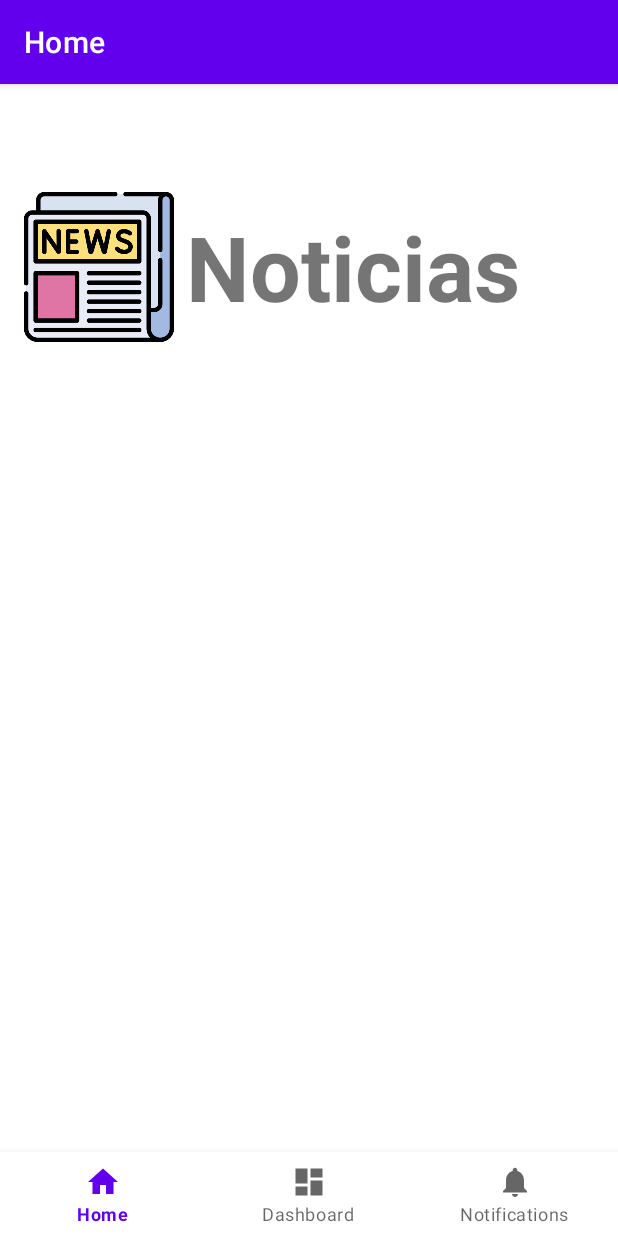
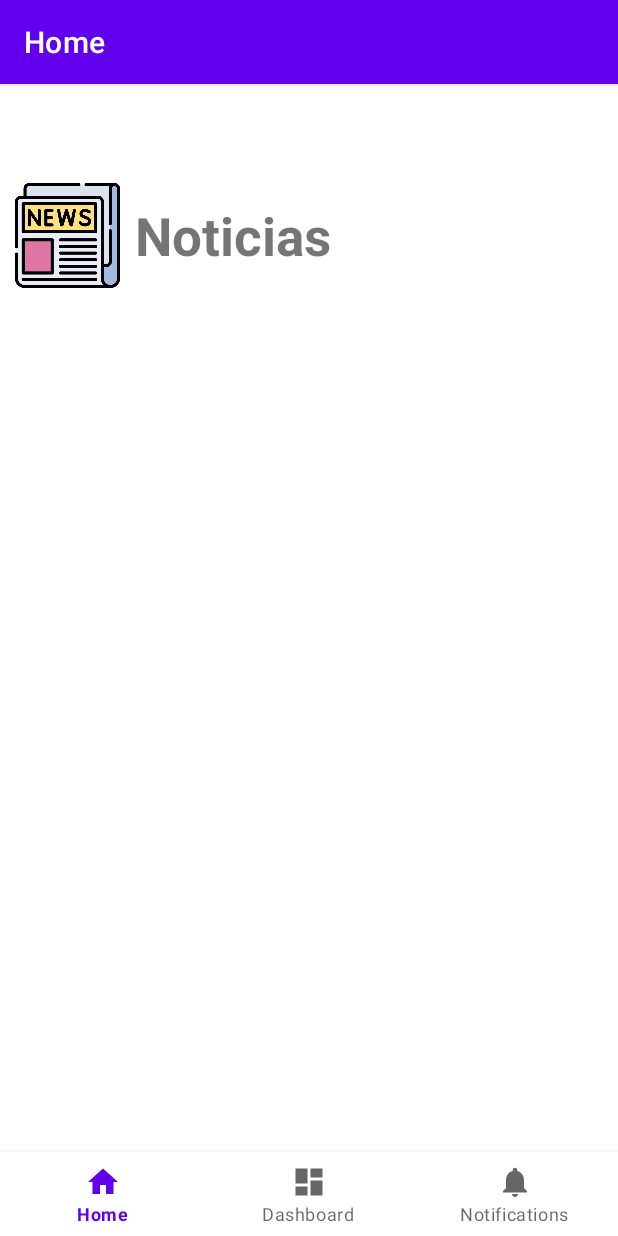
Before and after one commit to Diego-A-G/Mercadito, an Android app: the screen it shows after launch (MainActivity), on a phone screen of 412 x 824 dp. Run offline under Robolectric (Android 15) with nearby library versions, the phone set to English and light mode, and no system bars; our stand-ins replace navigation-ui; 2 statements that could not run were skipped.

Commit message:
se agregan dimens y strings a los xmls

```diff
--- a/app/src/main/res/layout/fragment_home.xml
+++ b/app/src/main/res/layout/fragment_home.xml
@@ -10,7 +10,7 @@
         android:layout_width="0dp"
         android:layout_height="wrap_content"
         android:orientation="horizontal"
-        android:padding="16dp"
+        android:padding="@dimen/fragment_header_padding"
         app:layout_constraintTop_toTopOf="parent"
         app:layout_constraintStart_toStartOf="parent"
         app:layout_constraintEnd_toEndOf="parent">
@@ -18,8 +18,8 @@
         <!-- Icono de noticias -->
         <ImageView
             android:id="@+id/newsIcon"
-            android:layout_width="100dp"
-            android:layout_height="100dp"
+            android:layout_width="@dimen/fragment_header_icon_size"
+            android:layout_height="@dimen/fragment_header_icon_size"
             android:src="@drawable/newspaper"
             android:layout_gravity="center_vertical"/>
 
@@ -28,10 +28,10 @@
             android:id="@+id/newsTitle"
             android:layout_width="wrap_content"
             android:layout_height="wrap_content"
-            android:text="Noticias"
-            android:textSize="60sp"
+            android:text="@string/fragment_home_title"
+            android:textSize="@dimen/fragment_header_text_size"
             android:textStyle="bold"
-            android:layout_marginStart="8dp"
+            android:layout_marginStart="@dimen/fragment_header_margin_start"
             android:layout_gravity="center_vertical"/>
     </LinearLayout>
 
@@ -40,10 +40,11 @@
         android:id="@+id/newsRecyclerView"
         android:layout_width="0dp"
         android:layout_height="0dp"
+        android:layout_margin="@dimen/fragment_header_margin"
+        android:padding="@dimen/fragment_body_padding"
         app:layout_constraintTop_toBottomOf="@id/headerLayout"
         app:layout_constraintStart_toStartOf="parent"
         app:layout_constraintEnd_toEndOf="parent"
-        app:layout_constraintBottom_toBottomOf="parent"
-        android:padding="16dp" />
+        app:layout_constraintBottom_toBottomOf="parent" />
 
 </androidx.constraintlayout.widget.ConstraintLayout>
--- a/app/src/main/res/values/dimens.xml
+++ b/app/src/main/res/values/dimens.xml
@@ -2,4 +2,20 @@
     <!-- Default screen margins, per the Android Design guidelines. -->
     <dimen name="activity_horizontal_margin">16dp</dimen>
     <dimen name="activity_vertical_margin">16dp</dimen>
+
+    <dimen name="fragment_header_icon_size">70dp</dimen>
+    <dimen name="fragment_header_text_size">35sp</dimen>
+    <dimen name="fragment_header_margin">20dp</dimen>
+    <dimen name="fragment_header_padding">10dp</dimen>
+    <dimen name="fragment_header_margin_start">10dp</dimen>
+
+    <dimen name="fragment_body_padding">10dp</dimen>
+
+    <dimen name="fragment_login_icon_size">200dp</dimen>
+    <dimen name="fragment_login_margin_top">50dp</dimen>
+    <dimen name="fragment_login_margin">20dp</dimen>
+    <dimen name="fragment_login_padding">10dp</dimen>
+
+    <dimen name="button_width">300dp</dimen>
+    <dimen name="button_height">50dp</dimen>
 </resources>
```
Also changed, not shown: app/src/main/res/layout/fragment_categories.xml (+9 -8 lines), app/src/main/res/layout/fragment_historic.xml (+9 -9 lines), app/src/main/res/layout/fragment_login.xml (+18 -15 lines), app/src/main/res/layout/fragment_shoplist.xml (+9 -8 lines), app/src/main/res/layout/fragment_user.xml (+29 -28 lines), app/src/main/res/values/strings.xml (+14 -0 lines).
